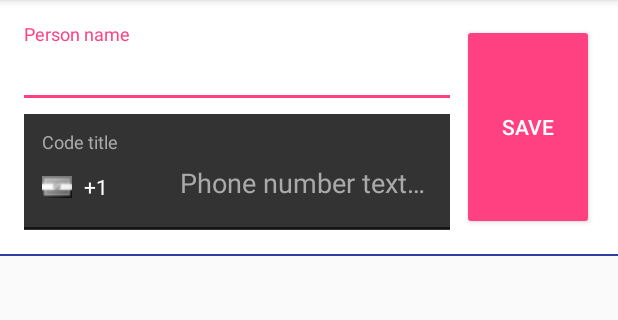
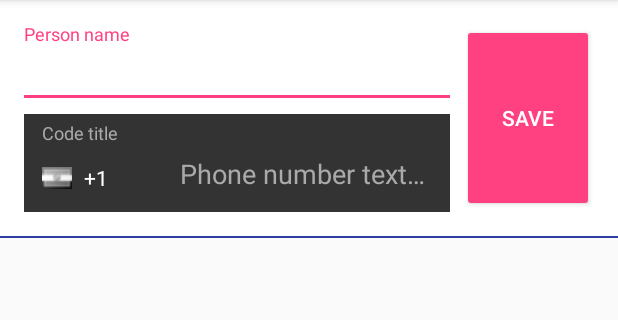
Before and after one commit to ankurgecr/PhoneNumberEditText, an Android app: the screen it shows after launch (MainActivity), on a phone screen of 412 x 824 dp, the part 84-404 px from its top. Run offline under Robolectric (Android 15) with nearby library versions, the phone set to English and light mode, and no system bars.

Commit message:
Experiments with Background of main view, minor optimisation

```diff
--- a/lib_phonenumberedittext/src/main/java/android/helper/PhoneNumberEditText.java
+++ b/lib_phonenumberedittext/src/main/java/android/helper/PhoneNumberEditText.java
@@ -4,6 +4,7 @@ import android.annotation.TargetApi;
 import android.content.Context;
 import android.content.res.ColorStateList;
 import android.content.res.TypedArray;
+import android.graphics.drawable.Drawable;
 import android.helper.adapters.CountryListForPhoneCodeAdapter;
 import android.helper.entity.Country;
 import android.os.Build;
@@ -56,7 +57,9 @@ public class PhoneNumberEditText extends LinearLayout {
     List<View> compulsoryFields = new ArrayList<>();
     List<View> properFields = new ArrayList<>();
     View touch_intersepter_layout;
-    View container;
+    private boolean backgroundCustomised = false;
+    private Drawable viewBackground;
+    //View container;
 
     public PhoneNumberEditText(Context context) {
         super(context);
@@ -97,7 +100,7 @@ public class PhoneNumberEditText extends LinearLayout {
         removeAllViewsInLayout();
         holderView = mInflater.inflate(R.layout.layout_country_phone_edit_text, this, true);
         input_phone = holderView.findViewById(R.id.input_country_phone);
-        container = holderView.findViewById(R.id.container);
+        //container = holderView.findViewById(R.id.container);
         touch_intersepter_layout = holderView.findViewById(R.id.touch_intersepter_layout);
         spinner_countries = holderView.findViewById(R.id.input_country_code);
         input_country_phone_container = holderView.findViewById(R.id.input_country_phone_container);
@@ -126,6 +129,43 @@ public class PhoneNumberEditText extends LinearLayout {
             //adapter.addCountries(Country.allCountries);
             setDefaultCountry();
         }
+
+        viewBackground = getBackground();
+        if (viewBackground == null) {
+            backgroundCustomised = false;
+            viewBackground = input_phone.getBackground();
+            if (Build.VERSION.SDK_INT >= Build.VERSION_CODES.JELLY_BEAN) {
+                super.setBackground(viewBackground);
+            } else {
+                super.setBackgroundDrawable(viewBackground);
+            }
+        } else {
+            backgroundCustomised = true;
+        }
+
+        if (Build.VERSION.SDK_INT >= Build.VERSION_CODES.JELLY_BEAN) {
+            input_phone.setBackground(null);
+        } else {
+            input_phone.setBackgroundDrawable(null);
+        }
+    }
+
+    @Override
+    public void setBackgroundColor(int color) {
+        super.setBackgroundColor(color);
+        backgroundCustomised = true;
+    }
+
+    @Override
+    public void setBackgroundResource(int resid) {
+        super.setBackgroundResource(resid);
+        backgroundCustomised = true;
+    }
+
+    @Override
+    public void setBackground(Drawable background) {
+        super.setBackground(background);
+        backgroundCustomised = true;
     }
 
     public static void initCountries(final Context context) {
@@ -319,9 +359,20 @@ public class PhoneNumberEditText extends LinearLayout {
             adapter.notifyDataSetChanged();
             //input_country_phone_container.setHin(textColorHint);
 
-            int backgroundResId = a.getResourceId(R.styleable.PhoneNumberEditText_android_background, R.drawable.cpet_bg_edit_text);
-            container.setBackgroundResource(backgroundResId);
-
+            /*
+            int backgroundResId = a.getResourceId(
+                    R.styleable.PhoneNumberEditText_android_background,
+                    -999
+            );
+            if (backgroundResId != -999) {
+                containerBackground = ContextCompat.getDrawable(getContext(), backgroundResId);
+                backgroundCustomised = true;
+            } else {
+                containerBackground = ContextCompat.getDrawable(getContext(), android.R.drawable.editbox_background);
+                backgroundCustomised = false;
+            }
+            setContainerBackground(containerBackground);
+            */
         } catch (Exception e) {
             e.printStackTrace();
         } finally {
@@ -371,6 +422,20 @@ public class PhoneNumberEditText extends LinearLayout {
             e.printStackTrace();
         }
     }
+
+    /*
+    public void setBackground(@DrawableRes int resourceId) {
+        setBackground(
+                ContextCompat.getDrawable(getContext(), resourceId)
+        );
+    }
+
+    public void setBackground(Drawable drawable) {
+        containerBackground = drawable;
+        backgroundCustomised = true;
+        setContainerBackground(containerBackground);
+    }
+    */
 
     public boolean isValid() {
         for (View view : compulsoryFields) {
@@ -435,19 +500,36 @@ public class PhoneNumberEditText extends LinearLayout {
     public void setEditable(boolean editable) {
         if (editable) {
             touch_intersepter_layout.setVisibility(GONE);
-            container.setBackgroundResource(R.drawable.cpet_bg_edit_text);
+            setBackgroundResource(R.drawable.cpet_bg_edit_text);
+            /*if (!backgroundCustomised) {
+                setContainerBackground(containerBackground);
+            }*/
             input_phone.setFocusable(false);
             input_phone.setFocusableInTouchMode(false);
             spinner_countries.setClickable(true);
         } else {
             touch_intersepter_layout.setVisibility(VISIBLE);
-            container.setBackgroundResource(R.drawable.cpet_bg_edit_text_trans);
+            setBackgroundResource(R.drawable.cpet_bg_edit_text_trans);
+            /*if (!backgroundCustomised) {
+                setContainerBackground(null);
+            }*/
             input_phone.setFocusable(true);
             input_phone.setFocusableInTouchMode(true);
             spinner_countries.setClickable(false);
         }
+    }
 
+    /*
+    private void setContainerBackground(Drawable drawable) {
+        if (container != null) {
+            if (Build.VERSION.SDK_INT >= Build.VERSION_CODES.JELLY_BEAN) {
+                container.setBackground(drawable);
+            } else {
+                container.setBackgroundDrawable(drawable);
+            }
+        }
     }
+    */
 
     //////////////////// Static fields ////////////////////
 
--- a/lib_phonenumberedittext/src/main/java/android/helper/adapters/CountryListForPhoneCodeAdapter.java
+++ b/lib_phonenumberedittext/src/main/java/android/helper/adapters/CountryListForPhoneCodeAdapter.java
@@ -84,7 +84,7 @@ public class CountryListForPhoneCodeAdapter extends ArrayAdapter<Country> {
             InputStream ims = context.getAssets().open("flags/" + code.toLowerCase() + ".png");
             return Drawable.createFromStream(ims, null);
         } catch (IOException ex) {
-            return ContextCompat.getDrawable(context, R.drawable.pnet_default);
+            return ContextCompat.getDrawable(context, R.drawable.flag_unknown);
         }
     }
 
--- a/lib_phonenumberedittext/src/main/res/drawable/cpet_bg_edit_text.xml
+++ b/lib_phonenumberedittext/src/main/res/drawable/cpet_bg_edit_text.xml
@@ -9,7 +9,7 @@
         <shape android:shape="rectangle">
             <stroke
                 android:width="1dp"
-                android:color="#99000000" />
+                android:color="@color/pnet_defaultBackgroundColor" />
         </shape>
     </item>
 
--- a/lib_phonenumberedittext/src/main/res/drawable/cpet_bg_edit_text_trans.xml
+++ b/lib_phonenumberedittext/src/main/res/drawable/cpet_bg_edit_text_trans.xml
@@ -8,7 +8,7 @@
         android:top="-2dp">
         <shape android:shape="rectangle">
             <stroke
-                android:width="0.5dp"
+                android:width="1dp"
                 android:color="@android:color/transparent" />
         </shape>
     </item>
--- a/lib_phonenumberedittext/src/main/res/layout/item_coutry_phone_dropdown.xml
+++ b/lib_phonenumberedittext/src/main/res/layout/item_coutry_phone_dropdown.xml
@@ -13,7 +13,7 @@
         android:layout_height="20sp"
         android:layout_margin="4dp"
         android:scaleType="fitCenter"
-        android:src="@drawable/pnet_default" />
+        android:src="@drawable/flag_unknown" />
 
     <TextView
         android:id="@+id/txt_country_title"
--- a/lib_phonenumberedittext/src/main/res/layout/item_coutry_phone_dropdown_closed.xml
+++ b/lib_phonenumberedittext/src/main/res/layout/item_coutry_phone_dropdown_closed.xml
@@ -14,7 +14,7 @@
         android:layout_height="20sp"
         android:layout_margin="4dp"
         android:scaleType="fitCenter"
-        android:src="@drawable/pnet_default" />
+        android:src="@drawable/flag_unknown" />
 
     <TextView
         android:id="@+id/txt_country_code"
--- a/lib_phonenumberedittext/src/main/res/layout/layout_country_phone_edit_text.xml
+++ b/lib_phonenumberedittext/src/main/res/layout/layout_country_phone_edit_text.xml
@@ -3,8 +3,7 @@
     xmlns:tools="http://schemas.android.com/tools"
     android:id="@+id/container"
     android:layout_width="match_parent"
-    android:layout_height="wrap_content"
-    android:background="@android:drawable/editbox_background">
+    android:layout_height="wrap_content">
 
     <LinearLayout
         android:layout_width="match_parent"
@@ -52,7 +51,6 @@
                 android:layout_width="match_parent"
                 android:layout_height="wrap_content"
                 android:hint="@string/mobile_number"
-                android:background="@null"
                 android:inputType="phone"
                 android:maxLength="15"
                 android:padding="12dp"
--- a/lib_phonenumberedittext/src/main/res/values/colors.xml
+++ b/lib_phonenumberedittext/src/main/res/values/colors.xml
@@ -1,5 +1,6 @@
 <?xml version="1.0" encoding="utf-8"?>
 <resources>
+    <color name="pnet_defaultBackgroundColor">#99000000</color>
     <color name="pnet_defaultHintTextColor">#666666</color>
     <color name="pnet_defaultTextColor">#333333</color>
 </resources>
```
Also changed, not shown: lib_phonenumberedittext/src/main/res/drawable/flag_unknown.png (renamed from lib_phonenumberedittext/src/main/res/drawable/pnet_default.png).
